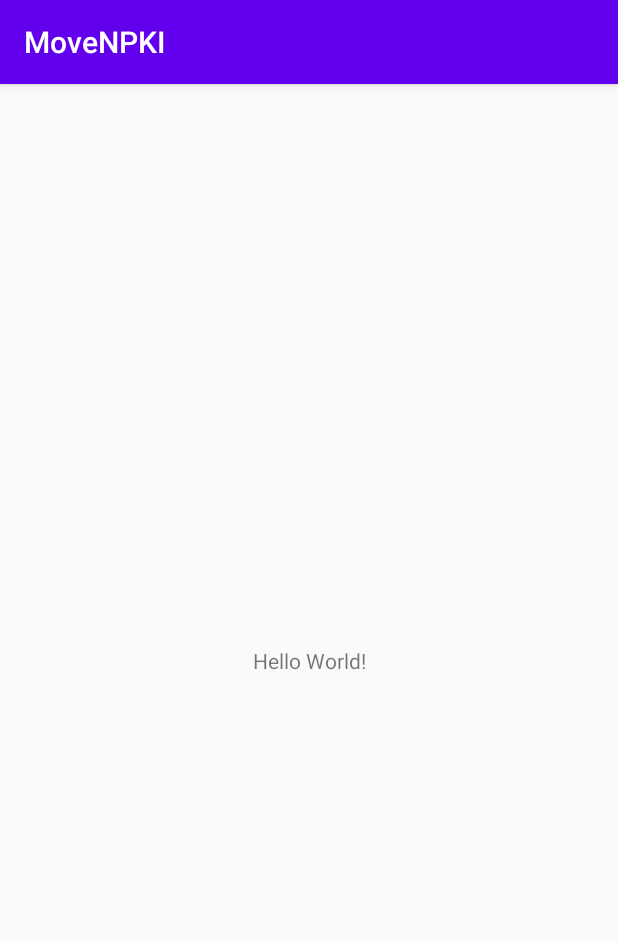
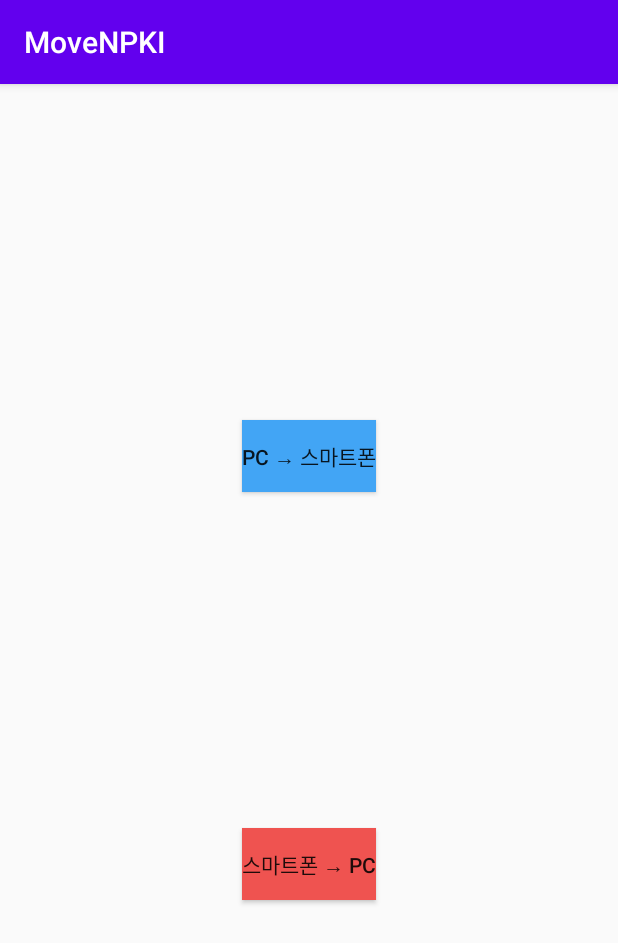
Before and after one commit to sjy5386/movenpki_client, an Android app: the screen it shows after launch (MainActivity), on a phone screen of 412 x 824 dp. Shown: the top 943 px of the screen. Run offline under Robolectric (Android 15) with nearby library versions, the phone set to English and light mode, and no system bars.

Commit message:
Update activity_main

```diff
--- a/app/src/main/res/layout/activity_main.xml
+++ b/app/src/main/res/layout/activity_main.xml
@@ -6,13 +6,25 @@
     android:layout_height="match_parent"
     tools:context=".MainActivity">
 
-    <TextView
+    <Button
+        android:id="@+id/button"
         android:layout_width="wrap_content"
         android:layout_height="wrap_content"
-        android:text="Hello World!"
-        app:layout_constraintBottom_toBottomOf="parent"
-        app:layout_constraintLeft_toLeftOf="parent"
-        app:layout_constraintRight_toRightOf="parent"
+        android:background="#42a5f5"
+        android:text="PC → 스마트폰"
+        app:layout_constraintBottom_toTopOf="@+id/button2"
+        app:layout_constraintEnd_toEndOf="parent"
+        app:layout_constraintStart_toStartOf="parent"
         app:layout_constraintTop_toTopOf="parent" />
 
+    <Button
+        android:id="@+id/button2"
+        android:layout_width="wrap_content"
+        android:layout_height="wrap_content"
+        android:background="#ef5350"
+        android:text="스마트폰 → PC"
+        app:layout_constraintBottom_toBottomOf="parent"
+        app:layout_constraintEnd_toEndOf="parent"
+        app:layout_constraintStart_toStartOf="parent"
+        app:layout_constraintTop_toBottomOf="@+id/button" />
 </androidx.constraintlayout.widget.ConstraintLayout>
```
